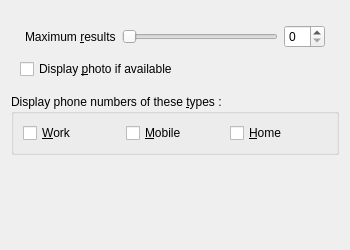
Before: the Qt Designer form src/conf/dlgaddressbookbase.ui in KDE/ring-kde, drawn with Qt 5.
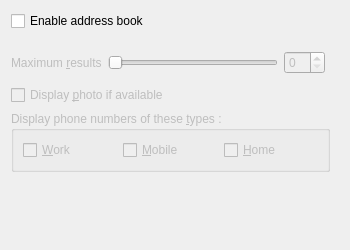
After: the same form once the commit is applied. Custom widgets are drawn as their Qt base class.

Commit message: codeclistmodel + asynchronous loading of address book + enable/disable address book

Diff of the .ui file:
```diff
--- a/src/conf/dlgaddressbookbase.ui
+++ b/src/conf/dlgaddressbookbase.ui
@@ -14,16 +14,38 @@
    <string>Form</string>
   </property>
   <layout class="QVBoxLayout" name="verticalLayout">
+   <item>
+    <widget class="QCheckBox" name="kcfg_enableAddressBook">
+     <property name="text">
+      <string>Enable address book</string>
+     </property>
+    </widget>
+   </item>
    <item>
     <widget class="QWidget" name="widget_configAddressBookGeneral" native="true">
+     <property name="enabled">
+      <bool>false</bool>
+     </property>
      <layout class="QVBoxLayout" name="verticalLayout_2">
+      <property name="leftMargin">
+       <number>0</number>
+      </property>
       <item>
        <widget class="QWidget" name="widget_maxResults" native="true">
         <layout class="QHBoxLayout" name="horizontalLayout_4">
          <property name="spacing">
           <number>-1</number>
          </property>
-         <property name="margin">
+         <property name="leftMargin">
+          <number>0</number>
+         </property>
+         <property name="topMargin">
+          <number>5</number>
+         </property>
+         <property name="rightMargin">
+          <number>5</number>
+         </property>
+         <property name="bottomMargin">
           <number>5</number>
          </property>
          <item>
@@ -68,9 +90,6 @@
         </property>
        </widget>
       </item>
-     </layout>
-    </widget>
-   </item>
    <item>
     <widget class="QGroupBox" name="groupBox_displayTypes">
      <property name="title">
@@ -101,6 +120,9 @@
      </layout>
     </widget>
    </item>
+     </layout>
+    </widget>
+   </item>
    <item>
     <spacer name="verticalSpacer_configAddressBook">
      <property name="orientation">
```
Left out of the diff: 32 changed lines with no effect on the pictures. Lines whose indentation alone changed are shown as unchanged. The commit also changes 21 other files.
